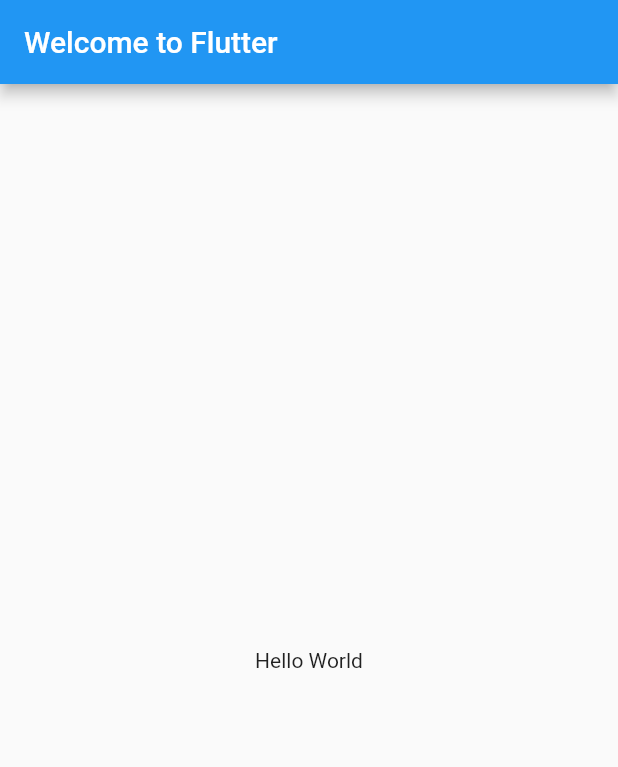
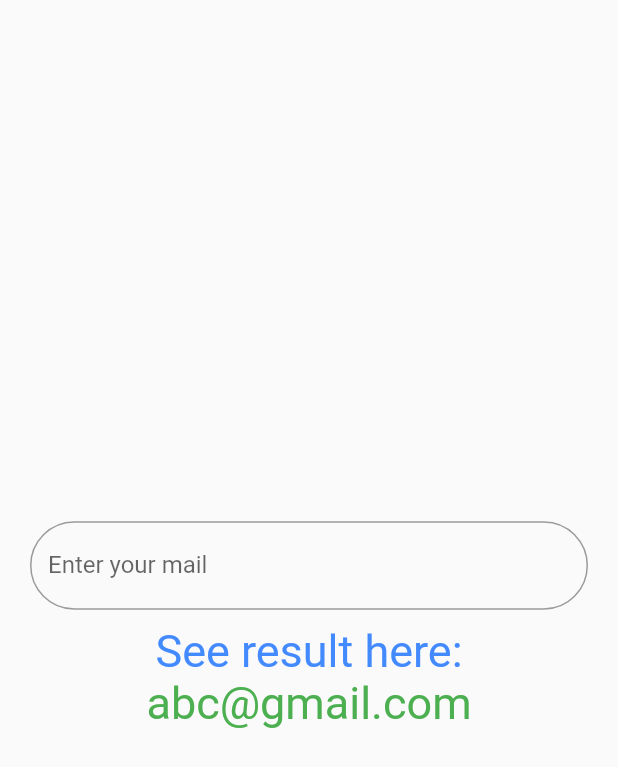
Before and after one commit to nguyenvanchuong98/demo_vid_flutter, a Flutter app: the screen it shows after launch, on a phone screen of 412 x 824 dp. Shown: the top 767 px of the screen. Run offline on Flutter 3.47's test engine with Material 2 defaults, Android fonts, the phone set to English and light mode, and no system bars.

Commit message:
binding data cmit

```diff
--- /dev/null
+++ b/lib/MyApp.dart
@@ -0,0 +1,51 @@
+import 'package:flutter/material.dart';
+
+class MyApp extends StatefulWidget {
+  const MyApp({Key? key}) : super(key: key);
+  @override
+  State<StatefulWidget> createState() {
+    return _MyAppState();
+  }
+}
+
+class _MyAppState extends State<MyApp> {
+  String fff = 'abc@gmail.com';
+  final emailEdittingController = TextEditingController();
+  @override
+  Widget build(BuildContext context) {
+    return MaterialApp(
+      title: "This is a StatefulWiget",
+      home: Scaffold(
+        body: Center(
+            child: Column(
+          mainAxisAlignment: MainAxisAlignment.center,
+          children: <Widget>[
+            Container(
+              padding: const EdgeInsets.symmetric(horizontal: 20, vertical: 10),
+              child: TextField(
+                controller: emailEdittingController,
+                onChanged: (text) {
+                  setState(() {
+                    fff = text;
+                  });
+                },
+                decoration: const InputDecoration(
+                    border: OutlineInputBorder(
+                        borderRadius: BorderRadius.all(Radius.circular(30))),
+                    labelText: 'Enter your mail'),
+              ),
+            ),
+            const Text(
+              'See result here:',
+              style: TextStyle(fontSize: 30, color: Colors.blueAccent),
+            ),
+            Text(
+              fff,
+              style: const TextStyle(fontSize: 30, color: Colors.green),
+            )
+          ],
+        )),
+      ),
+    );
+  }
+}
--- a/lib/main.dart
+++ b/lib/main.dart
@@ -3,26 +3,8 @@
 // found in the LICENSE file.
 
 import 'package:flutter/material.dart';
+import 'package:myfirstapp/MyApp.dart';
 
 void main() {
   runApp(const MyApp());
 }
-
-class MyApp extends StatelessWidget {
-  const MyApp({Key? key}) : super(key: key);
-
-  @override
-  Widget build(BuildContext context) {
-    return MaterialApp(
-      title: 'Welcome to Flutter',
-      home: Scaffold(
-        appBar: AppBar(
-          title: const Text('Welcome to Flutter'),
-        ),
-        body: const Center(
-          child: Text('Hello World'),
-        ),
-      ),
-    );
-  }
-}
```
Also changed, not shown: 1 other file.
